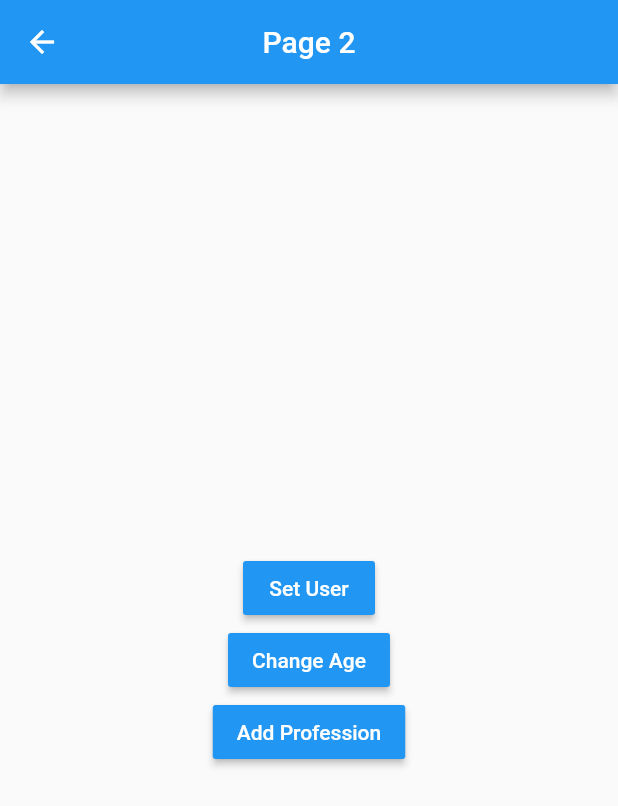
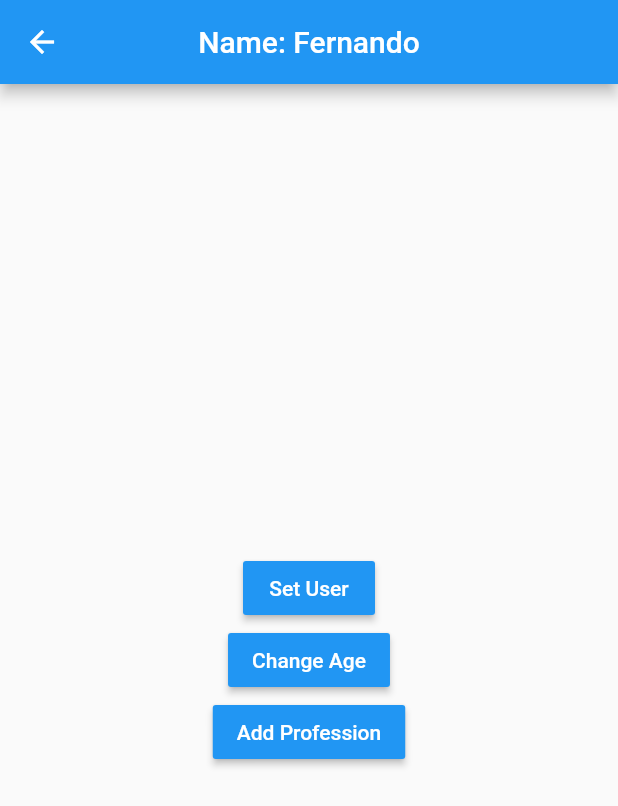
Before and after one commit to gschlaen/states_app, a Flutter app: the Page2Page screen opened by its route, after a tap on "Set User", on a phone screen of 412 x 824 dp. Shown: the top 806 px of the screen. Run offline on Flutter 3.47's test engine with Material 2 defaults, Android fonts, the phone set to English and light mode, and no system bars; accounts and stored records are empty.

Commit message:
Fin Singleton

```diff
--- a/lib/models/user.dart
+++ b/lib/models/user.dart
@@ -1,11 +1,11 @@
 class User {
   String name;
   int age;
-  List<String> professions;
+  List<String>? professions;
 
   User({
     required this.name,
     required this.age,
-    required this.professions,
+    this.professions,
   });
 }
--- a/lib/pages/page1_page.dart
+++ b/lib/pages/page1_page.dart
@@ -1,4 +1,6 @@
 import 'package:flutter/material.dart';
+import 'package:states_app/models/user.dart';
+import 'package:states_app/services/user_service.dart';
 
 class Page1Page extends StatelessWidget {
   const Page1Page({Key? key}) : super(key: key);
@@ -10,7 +12,15 @@ class Page1Page extends StatelessWidget {
         title: const Text('Page 1'),
         centerTitle: true,
       ),
-      body: const UserInformation(),
+      //Se redibuja cuando hay nueva informacion en el stream
+      body: StreamBuilder(
+        stream: userService.userStream,
+        builder: (BuildContext context, AsyncSnapshot<User> snapshot) {
+          return snapshot.hasData
+              ? UserInformation(user: userService.user!)
+              : const Center(child: Text('No hay Información del usuario'));
+        },
+      ),
       floatingActionButton: FloatingActionButton(
         child: const Icon(Icons.accessibility_new),
         onPressed: () => Navigator.pushNamed(context, 'page2'),
@@ -22,7 +32,10 @@ class Page1Page extends StatelessWidget {
 class UserInformation extends StatelessWidget {
   const UserInformation({
     Key? key,
+    required this.user,
   }) : super(key: key);
+
+  final User user;
 
   @override
   Widget build(BuildContext context) {
@@ -32,16 +45,16 @@ class UserInformation extends StatelessWidget {
       padding: const EdgeInsets.all(20.0),
       child: Column(
         crossAxisAlignment: CrossAxisAlignment.start,
-        children: const [
-          Text('General', style: TextStyle(fontSize: 18, fontWeight: FontWeight.bold)),
-          Divider(),
-          ListTile(title: Text('Name: ')),
-          ListTile(title: Text('Age: ')),
-          Text('Professions', style: TextStyle(fontSize: 18, fontWeight: FontWeight.bold)),
-          Divider(),
-          ListTile(title: Text('Profession 1')),
-          ListTile(title: Text('Profession 1')),
-          ListTile(title: Text('Profession 1')),
+        children: [
+          const Text('General', style: TextStyle(fontSize: 18, fontWeight: FontWeight.bold)),
+          const Divider(),
+          ListTile(title: Text('Name: ${user.name}')),
+          ListTile(title: Text('Age: ${user.age}')),
+          const Text('Professions', style: TextStyle(fontSize: 18, fontWeight: FontWeight.bold)),
+          const Divider(),
+          const ListTile(title: Text('Profession 1')),
+          const ListTile(title: Text('Profession 1')),
+          const ListTile(title: Text('Profession 1')),
         ],
       ),
     );
--- a/lib/pages/page2_page.dart
+++ b/lib/pages/page2_page.dart
@@ -1,4 +1,6 @@
 import 'package:flutter/material.dart';
+import 'package:states_app/models/user.dart';
+import 'package:states_app/services/user_service.dart';
 
 class Page2Page extends StatelessWidget {
   const Page2Page({Key? key}) : super(key: key);
@@ -7,7 +9,12 @@ class Page2Page extends StatelessWidget {
   Widget build(BuildContext context) {
     return Scaffold(
       appBar: AppBar(
-        title: const Text('Page 2'),
+        title: StreamBuilder(
+          stream: userService.userStream,
+          builder: (BuildContext context, AsyncSnapshot<User> snapshot) {
+            return snapshot.hasData ? Text('Name: ${snapshot.data!.name}') : const Text('Page 2');
+          },
+        ),
         centerTitle: true,
       ),
       body: Center(
@@ -17,12 +24,17 @@ class Page2Page extends StatelessWidget {
             MaterialButton(
               child: const Text('Set User', style: TextStyle(color: Colors.white)),
               color: Colors.blue,
-              onPressed: () {},
+              onPressed: () {
+                final newUser = User(name: 'Fernando', age: 35);
+                userService.loadUser(newUser);
+              },
             ),
             MaterialButton(
               child: const Text('Change Age', style: TextStyle(color: Colors.white)),
               color: Colors.blue,
-              onPressed: () {},
+              onPressed: () {
+                userService.changeAge(30);
+              },
             ),
             MaterialButton(
               child: const Text('Add Profession', style: TextStyle(color: Colors.white)),
--- /dev/null
+++ b/lib/services/user_service.dart
@@ -0,0 +1,34 @@
+import 'dart:async';
+
+import 'package:states_app/models/user.dart';
+
+//Hago la clase privada para que no pueda instanciarse en otra parte
+class _UserService {
+  User? _user;
+
+  // El .broadcast permite que el stream tenga mas de un suscriptor. Si no
+  // solo se permite un suscriptor
+  final StreamController<User> _userStreamController = StreamController.broadcast();
+
+  User? get user => _user;
+  bool get userExists => _user != null ? true : false;
+
+  //Getter para exponer el stream a los suscriptores
+  Stream<User> get userStream => _userStreamController.stream;
+
+  void loadUser(User user) {
+    _user = user;
+    //Agrego el user al stream
+    _userStreamController.add(user);
+  }
+
+  void changeAge(int age) {
+    _user?.age = age;
+    if (_user != null) {
+      _userStreamController.add(_user!);
+    }
+  }
+}
+
+//creo la instancia para que se exporte y utilice donde sea necesario
+final userService = new _UserService();
```
